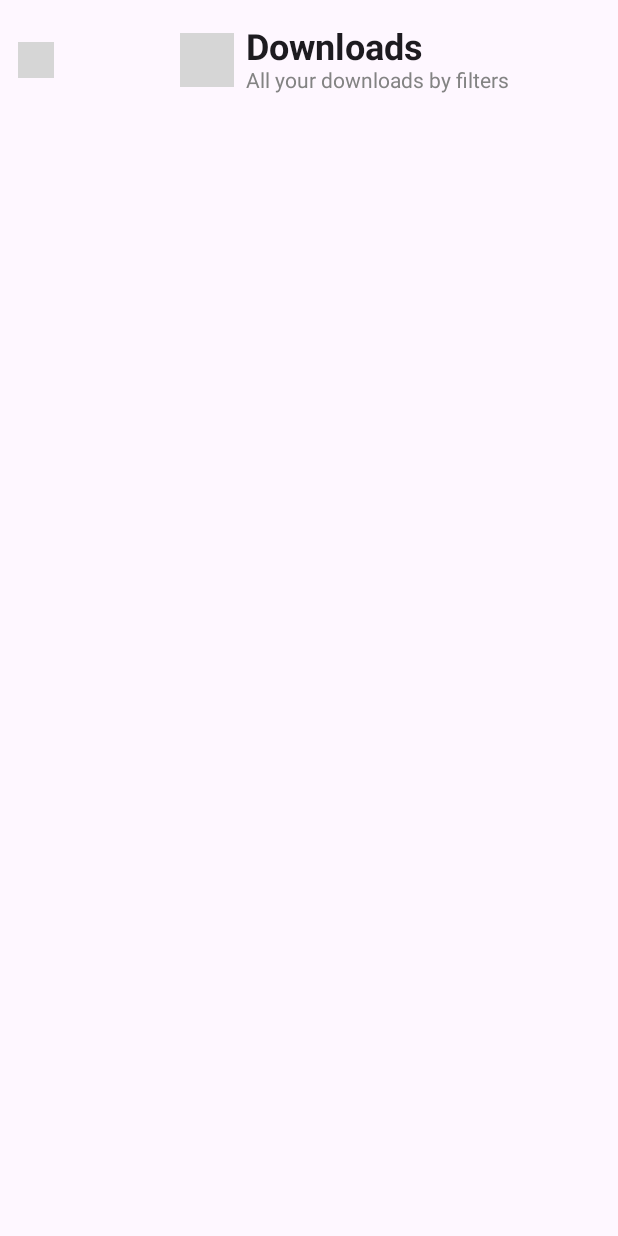
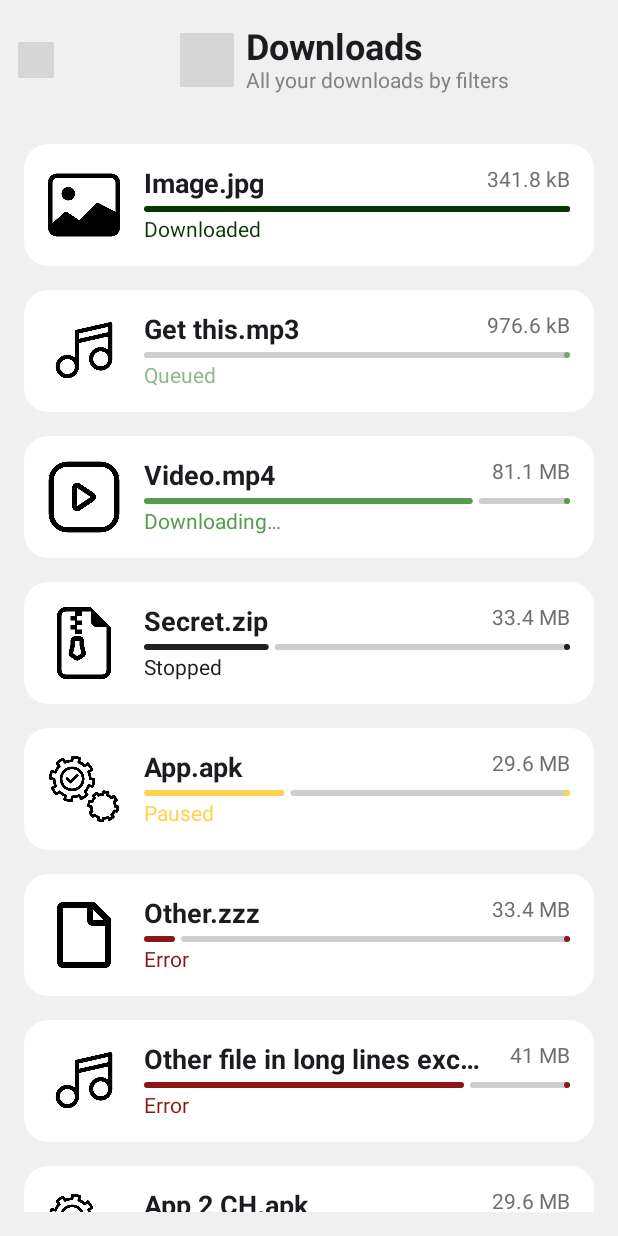
Before and after one commit to LuongPV/LeonEWorldDownloader, an Android app built with Jetpack Compose: the screen it shows after launch (MainActivity), on a phone screen of 412 x 824 dp. Run offline under Robolectric (Android 15) with nearby library versions, the phone set to English and light mode, and no system bars; our stand-ins replace Dagger/Hilt's generated code; grey boxes are pictures that could not be loaded.

Commit message:
Add download item UI

```diff
--- a/app/src/main/java/com/lvp/leoneworlddownloader/data/models/DownloadInfo.kt
+++ b/app/src/main/java/com/lvp/leoneworlddownloader/data/models/DownloadInfo.kt
@@ -3,10 +3,10 @@ package com.lvp.leoneworlddownloader.data.models
 import java.time.LocalDateTime
 
 data class DownloadInfo(
-    val name: String,
+    val fileName: String,
     val fileType: FileType,
+    val fileSize: Long,
+    val bytesDownloaded: Long,
+    val downloadStatus: DownloadStatus,
     val dateAdded: LocalDateTime,
-    val fileSize: Long,
-    val byteDownloaded: Long,
-    val downloadStatus: DownloadStatus,
 )
--- a/app/src/main/java/com/lvp/leoneworlddownloader/data/models/DownloadStatus.kt
+++ b/app/src/main/java/com/lvp/leoneworlddownloader/data/models/DownloadStatus.kt
@@ -1,9 +1,10 @@
 package com.lvp.leoneworlddownloader.data.models
 
 enum class DownloadStatus {
-    IN_QUEUE,
+    QUEUED,
     DOWNLOADING,
-    PAUSE,
+    DOWNLOADED,
+    PAUSED,
     STOPPED,
     ERROR,
 }
--- /dev/null
+++ b/app/src/main/java/com/lvp/leoneworlddownloader/data/repositories/DefaultDownloadRepository.kt
@@ -0,0 +1,91 @@
+package com.lvp.leoneworlddownloader.data.repositories
+
+import android.os.Build
+import androidx.annotation.RequiresApi
+import com.lvp.leoneworlddownloader.data.models.DownloadInfo
+import com.lvp.leoneworlddownloader.data.models.DownloadStatus
+import com.lvp.leoneworlddownloader.data.models.FileType
+import java.time.LocalDateTime
+import javax.inject.Inject
+
+class DefaultDownloadRepository @Inject constructor() : DownloadRepository {
+
+    @RequiresApi(Build.VERSION_CODES.O)
+    override fun getDownloads(): List<DownloadInfo> {
+        return listOf(
+            DownloadInfo(
+                "Image.jpg",
+                FileType.IMAGE,
+                350000L,
+                350000L,
+                DownloadStatus.DOWNLOADED,
+                LocalDateTime.now(),
+            ),
+            DownloadInfo(
+                "Get this.mp3",
+                FileType.AUDIO,
+                1000000L,
+                0,
+                DownloadStatus.QUEUED,
+                LocalDateTime.now(),
+            ),
+            DownloadInfo(
+                "Video.mp4",
+                FileType.VIDEO,
+                85000000L,
+                65000000L,
+                DownloadStatus.DOWNLOADING,
+                LocalDateTime.now(),
+            ),
+            DownloadInfo(
+                "Secret.zip",
+                FileType.COMPRESS,
+                35000000L,
+                10000000L,
+                DownloadStatus.STOPPED,
+                LocalDateTime.now(),
+            ),
+            DownloadInfo(
+                "App.apk",
+                FileType.APPLICATION,
+                31000000L,
+                10000000L,
+                DownloadStatus.PAUSED,
+                LocalDateTime.now(),
+            ),
+            DownloadInfo(
+                "Other.zzz",
+                FileType.OTHER,
+                35000000L,
+                2300000L,
+                DownloadStatus.ERROR,
+                LocalDateTime.now(),
+            ),
+            DownloadInfo(
+                "Other file in long lines exceeding bounding box.mp3",
+                FileType.AUDIO,
+                43000000L,
+                32000000L,
+                DownloadStatus.ERROR,
+                LocalDateTime.now(),
+            ),
+            DownloadInfo(
+                "App 2 CH.apk",
+                FileType.APPLICATION,
+                31000000L,
+                31000000L,
+                DownloadStatus.DOWNLOADED,
+                LocalDateTime.now(),
+            ),
+            DownloadInfo(
+                "Image 2.jpg",
+                FileType.IMAGE,
+                670000L,
+                350000L,
+                DownloadStatus.PAUSED,
+                LocalDateTime.now(),
+            ),
+        )
+    }
+
+}
--- a/app/src/main/java/com/lvp/leoneworlddownloader/data/repositories/DownloadRepositoryImpl.kt
+++ /dev/null
@@ -1,42 +0,0 @@
-package com.lvp.leoneworlddownloader.data.repositories
-
-import android.os.Build
-import androidx.annotation.RequiresApi
-import com.lvp.leoneworlddownloader.data.models.DownloadInfo
-import com.lvp.leoneworlddownloader.data.models.DownloadStatus
-import com.lvp.leoneworlddownloader.data.models.FileType
-import java.time.LocalDateTime
-
-class DownloadRepositoryImpl : DownloadRepository {
-
-    @RequiresApi(Build.VERSION_CODES.O)
-    override fun getDownloads(): List<DownloadInfo> {
-        return listOf(
-            DownloadInfo(
-                "Get this.mp3",
-                FileType.AUDIO,
-                LocalDateTime.now(),
-                3500000L,
-                1000000L,
-                DownloadStatus.IN_QUEUE,
-            ),
-            DownloadInfo(
-                "Video mp4.mp4",
-                FileType.VIDEO,
-                LocalDateTime.now(),
-                35000000L,
-                10000000L,
-                DownloadStatus.DOWNLOADING,
-            ),
-            DownloadInfo(
-                "Secret.zip",
-                FileType.COMPRESS,
-                LocalDateTime.now(),
-                35000000L,
-                10000000L,
-                DownloadStatus.STOPPED,
-            )
-        )
-    }
-
-}
--- /dev/null
+++ b/app/src/main/java/com/lvp/leoneworlddownloader/di/GeneralModule.kt
@@ -0,0 +1,17 @@
+package com.lvp.leoneworlddownloader.di
+
+import com.lvp.leoneworlddownloader.data.repositories.DefaultDownloadRepository
+import com.lvp.leoneworlddownloader.data.repositories.DownloadRepository
+import dagger.Binds
+import dagger.Module
+import dagger.hilt.InstallIn
+import dagger.hilt.android.components.ViewModelComponent
+
+@Module
+@InstallIn(ViewModelComponent::class)
+abstract class GeneralModule {
+
+    @Binds
+    abstract fun bindDownloadRepository(implementation: DefaultDownloadRepository): DownloadRepository
+
+}
--- /dev/null
+++ b/app/src/main/java/com/lvp/leoneworlddownloader/ui/components/DownloadItem.kt
@@ -0,0 +1,113 @@
+package com.lvp.leoneworlddownloader.ui.components
+
+import android.os.Build
+import androidx.annotation.RequiresApi
+import androidx.compose.foundation.Image
+import androidx.compose.foundation.background
+import androidx.compose.foundation.layout.Column
+import androidx.compose.foundation.layout.Row
+import androidx.compose.foundation.layout.Spacer
+import androidx.compose.foundation.layout.fillMaxWidth
+import androidx.compose.foundation.layout.padding
+import androidx.compose.foundation.layout.size
+import androidx.compose.foundation.shape.RoundedCornerShape
+import androidx.compose.material3.LinearProgressIndicator
+import androidx.compose.material3.Text
+import androidx.compose.runtime.Composable
+import androidx.compose.ui.Alignment
+import androidx.compose.ui.Modifier
+import androidx.compose.ui.graphics.Color
+import androidx.compose.ui.res.painterResource
+import androidx.compose.ui.res.stringResource
+import androidx.compose.ui.text.font.FontWeight
+import androidx.compose.ui.text.style.TextOverflow
+import androidx.compose.ui.tooling.preview.Preview
+import androidx.compose.ui.unit.dp
+import androidx.compose.ui.unit.sp
+import com.lvp.leoneworlddownloader.R
+import com.lvp.leoneworlddownloader.data.models.DownloadInfo
+import com.lvp.leoneworlddownloader.data.models.DownloadStatus
+import com.lvp.leoneworlddownloader.data.models.FileType
+import com.lvp.leoneworlddownloader.utils.getDownloadStatusColor
+import com.lvp.leoneworlddownloader.utils.getHumanReadableDownloadStatus
+import com.lvp.leoneworlddownloader.utils.getHumanReadableFileSize
+import java.time.LocalDateTime
+
+@Composable
+fun DownloadItem(
+    modifier: Modifier = Modifier,
+    downloadInfo: DownloadInfo,
+) {
+    Row(
+        modifier = modifier
+            .background(Color.White, RoundedCornerShape(16.dp))
+            .padding(16.dp),
+        verticalAlignment = Alignment.CenterVertically
+    ) {
+        Image(
+            painter = painterResource(getIconByType(fileType = downloadInfo.fileType)),
+            contentDescription = null,
+            modifier = Modifier.size(48.dp)
+        )
+        Spacer(modifier = Modifier.size(16.dp))
+        Column {
+            Row {
+                Text(
+                    text = downloadInfo.fileName,
+                    overflow = TextOverflow.Ellipsis,
+                    maxLines = 1,
+                    modifier = Modifier.weight(1f),
+                    fontWeight = FontWeight.Bold,
+                    fontSize = 18.sp,
+                )
+                Spacer(modifier = Modifier.size(16.dp))
+                Text(
+                    text = getHumanReadableFileSize(downloadInfo.fileSize),
+                    color = Color(0xFF6F6F6F)
+                )
+            }
+            Spacer(modifier = Modifier.size(4.dp))
+            LinearProgressIndicator(
+                trackColor = Color(0xFFCECECE),
+                color = getDownloadStatusColor(downloadStatus = downloadInfo.downloadStatus),
+                progress = (downloadInfo.bytesDownloaded / downloadInfo.fileSize.toDouble()).toFloat(),
+                modifier = Modifier.fillMaxWidth(),
+            )
+            Spacer(modifier = Modifier.size(4.dp))
+            Text(
+                text = stringResource(getHumanReadableDownloadStatus(downloadInfo.downloadStatus)),
+                color = getDownloadStatusColor(downloadInfo.downloadStatus)
+            )
+        }
+
+    }
+}
+
+
+@Composable
+fun getIconByType(fileType: FileType): Int {
+    return when (fileType) {
+        FileType.IMAGE -> R.drawable.ic_file_type_image
+        FileType.VIDEO -> R.drawable.ic_file_type_video
+        FileType.AUDIO -> R.drawable.ic_file_type_audio
+        FileType.COMPRESS -> R.drawable.ic_file_type_compress
+        FileType.APPLICATION -> R.drawable.ic_file_type_application
+        FileType.OTHER -> R.drawable.ic_file_type_other
+    }
+}
+
+@RequiresApi(Build.VERSION_CODES.O)
+@Preview
+@Composable
+private fun DownloadItemPreview() {
+    DownloadItem(
+        downloadInfo = DownloadInfo(
+            fileName = "test file download.mp3",
+            fileType = FileType.AUDIO,
+            fileSize = 4100000,
+            bytesDownloaded = 3500000,
+            downloadStatus = DownloadStatus.DOWNLOADING,
+            dateAdded = LocalDateTime.now(),
+        )
+    )
+}
--- a/app/src/main/java/com/lvp/leoneworlddownloader/ui/home/HomeScreen.kt
+++ b/app/src/main/java/com/lvp/leoneworlddownloader/ui/home/HomeScreen.kt
@@ -2,6 +2,7 @@ package com.lvp.leoneworlddownloader.ui.home
 
 import androidx.activity.compose.BackHandler
 import androidx.compose.foundation.Image
+import androidx.compose.foundation.background
 import androidx.compose.foundation.layout.Arrangement
 import androidx.compose.foundation.layout.Column
 import androidx.compose.foundation.layout.Row
@@ -22,12 +23,14 @@ import androidx.compose.runtime.getValue
 import androidx.compose.runtime.rememberCoroutineScope
 import androidx.compose.ui.Alignment
 import androidx.compose.ui.Modifier
+import androidx.compose.ui.graphics.Color
 import androidx.compose.ui.res.painterResource
 import androidx.compose.ui.tooling.preview.Preview
 import androidx.compose.ui.unit.dp
 import androidx.hilt.navigation.compose.hiltViewModel
 import androidx.lifecycle.compose.collectAsStateWithLifecycle
 import com.lvp.leoneworlddownloader.R
+import com.lvp.leoneworlddownloader.ui.components.DownloadItem
 import com.lvp.leoneworlddownloader.ui.components.LEWDNavigationDrawer
 import com.lvp.leoneworlddownloader.ui.components.TopBanner
 import com.lvp.leoneworlddownloader.utils.EmptyDataCallback
@@ -83,6 +86,7 @@ private fun HomeContent(modifier: Modifier = Modifier, viewModel: HomeViewModel)
     Column(
         modifier = modifier
             .fillMaxSize()
+            .background(Color(0xFFF0F0F0))
             .safeContentPadding(),
         horizontalAlignment = Alignment.CenterHorizontally,
     ) {
@@ -91,16 +95,20 @@ private fun HomeContent(modifier: Modifier = Modifier, viewModel: HomeViewModel)
             viewModel.openDrawer()
         }
         Spacer(modifier = Modifier.height(16.dp))
-        HomeDownloadList()
+        HomeDownloadList(viewModel)
     }
 }
 
 @Composable
-fun HomeDownloadList() {
-
-    LazyColumn(content = {
-        items()
-    })
+fun HomeDownloadList(viewModel: HomeViewModel) {
+    val downloads = viewModel.getDownloads()
+    LazyColumn(modifier = Modifier.padding(16.dp),
+        content = {
+            items(downloads.size) {
+                DownloadItem(downloadInfo = downloads[it])
+                Spacer(modifier = Modifier.size(16.dp))
+            }
+        })
 }
 
 @Composable
@@ -110,9 +118,11 @@ private fun TopBar(modifier: Modifier = Modifier, onMenuClicked: EmptyDataCallba
             .fillMaxWidth(),
         verticalAlignment = Alignment.CenterVertically
     ) {
-        IconButton(onClick = onMenuClicked, modifier = Modifier
-            .size(48.dp)
-            .padding(12.dp)) {
+        IconButton(
+            onClick = onMenuClicked, modifier = Modifier
+                .size(48.dp)
+                .padding(12.dp)
+        ) {
             Image(painter = painterResource(id = R.drawable.ic_menu), contentDescription = null)
         }
         Spacer(modifier = Modifier.weight(1f))
--- a/app/src/main/java/com/lvp/leoneworlddownloader/ui/home/HomeViewModel.kt
+++ b/app/src/main/java/com/lvp/leoneworlddownloader/ui/home/HomeViewModel.kt
@@ -1,12 +1,20 @@
 package com.lvp.leoneworlddownloader.ui.home
 
 import androidx.lifecycle.ViewModel
+import com.lvp.leoneworlddownloader.data.repositories.DownloadRepository
+import dagger.hilt.android.lifecycle.HiltViewModel
 import kotlinx.coroutines.flow.MutableStateFlow
 import kotlinx.coroutines.flow.asStateFlow
+import javax.inject.Inject
 
-class HomeViewModel : ViewModel() {
+@HiltViewModel
+class HomeViewModel @Inject constructor(
+    private val downloadRepository: DownloadRepository,
+) : ViewModel() {
     private val _drawerShouldBeOpened = MutableStateFlow(false)
     val drawerShouldBeOpened = _drawerShouldBeOpened.asStateFlow()
+
+    fun getDownloads() = downloadRepository.getDownloads()
 
     fun openDrawer() {
         _drawerShouldBeOpened.value = true
--- /dev/null
+++ b/app/src/main/java/com/lvp/leoneworlddownloader/utils/ColorUtil.kt
@@ -0,0 +1,17 @@
+package com.lvp.leoneworlddownloader.utils
+
+import androidx.compose.runtime.Composable
+import androidx.compose.ui.graphics.Color
+import com.lvp.leoneworlddownloader.data.models.DownloadStatus
+
+@Composable
+fun getDownloadStatusColor(downloadStatus: DownloadStatus): Color {
+    return Color(when (downloadStatus) {
+        DownloadStatus.QUEUED -> 0x99468640
+        DownloadStatus.DOWNLOADING -> 0xFF559C4D
+        DownloadStatus.DOWNLOADED -> 0xFF073801
+        DownloadStatus.PAUSED -> 0xFFFFD350
+        DownloadStatus.STOPPED -> 0xFF202020
+        DownloadStatus.ERROR -> 0xFF8A1616
+    })
+}
--- a/app/src/main/java/com/lvp/leoneworlddownloader/utils/TextUtil.kt
+++ b/app/src/main/java/com/lvp/leoneworlddownloader/utils/TextUtil.kt
@@ -1,3 +1,29 @@
 package com.lvp.leoneworlddownloader.utils
 
+import com.lvp.leoneworlddownloader.R
+import com.lvp.leoneworlddownloader.data.models.DownloadStatus
+import java.text.DecimalFormat
+import kotlin.math.log10
+import kotlin.math.pow
+
 fun String.isInt() = toIntOrNull() != null
+
+fun getHumanReadableFileSize(fileSize: Long): String {
+    if (fileSize <= 0) return "0"
+    val units = arrayOf("B", "kB", "MB", "GB", "TB")
+    val digitGroups = (log10(fileSize.toDouble()) / log10(1024.0)).toInt()
+    return DecimalFormat("#,##0.#").format(
+        fileSize / 1024.0.pow(digitGroups.toDouble())
+    ) + " " + units[digitGroups]
+}
+
+fun getHumanReadableDownloadStatus(downloadStatus: DownloadStatus): Int {
+    return when (downloadStatus) {
+        DownloadStatus.QUEUED -> R.string.txt_download_status_queued
+        DownloadStatus.DOWNLOADING -> R.string.txt_download_status_downloading
+        DownloadStatus.DOWNLOADED -> R.string.txt_download_status_downloaded
+        DownloadStatus.PAUSED -> R.string.txt_download_status_paused
+        DownloadStatus.STOPPED -> R.string.txt_download_status_stopped
+        DownloadStatus.ERROR -> R.string.txt_download_status_error
+    }
+}
--- a/app/src/main/res/values/strings.xml
+++ b/app/src/main/res/values/strings.xml
@@ -26,4 +26,10 @@
     <string name="txt_dlg_close">Close</string>
     <string name="txt_downloads">Downloads</string>
     <string name="txt_sub_downloads">All your downloads by filters</string>
+    <string name="txt_download_status_queued">Queued</string>
+    <string name="txt_download_status_downloading">Downloading…</string>
+    <string name="txt_download_status_downloaded">Downloaded</string>
+    <string name="txt_download_status_paused">Paused</string>
+    <string name="txt_download_status_stopped">Stopped</string>
+    <string name="txt_download_status_error">Error</string>
 </resources>
--- a/build.gradle.kts
+++ b/build.gradle.kts
@@ -2,5 +2,5 @@
 plugins {
     id("com.android.application") version "8.2.2" apply false
     id("org.jetbrains.kotlin.android") version "1.9.0" apply false
-    id("com.google.dagger.hilt.android") version "2.44" apply false
+    id("com.google.dagger.hilt.android") version "2.48" apply false
 }
```
Also changed, not shown: app/build.gradle.kts (+6 -2 lines), app/src/main/res/drawable/ic_file_type_application.png (added), app/src/main/res/drawable/ic_file_type_audio.png (added), app/src/main/res/drawable/ic_file_type_compress.png (added), app/src/main/res/drawable/ic_file_type_image.png (added), app/src/main/res/drawable/ic_file_type_other.png (added), app/src/main/res/drawable/ic_file_type_video.png (added), 1 other file.
